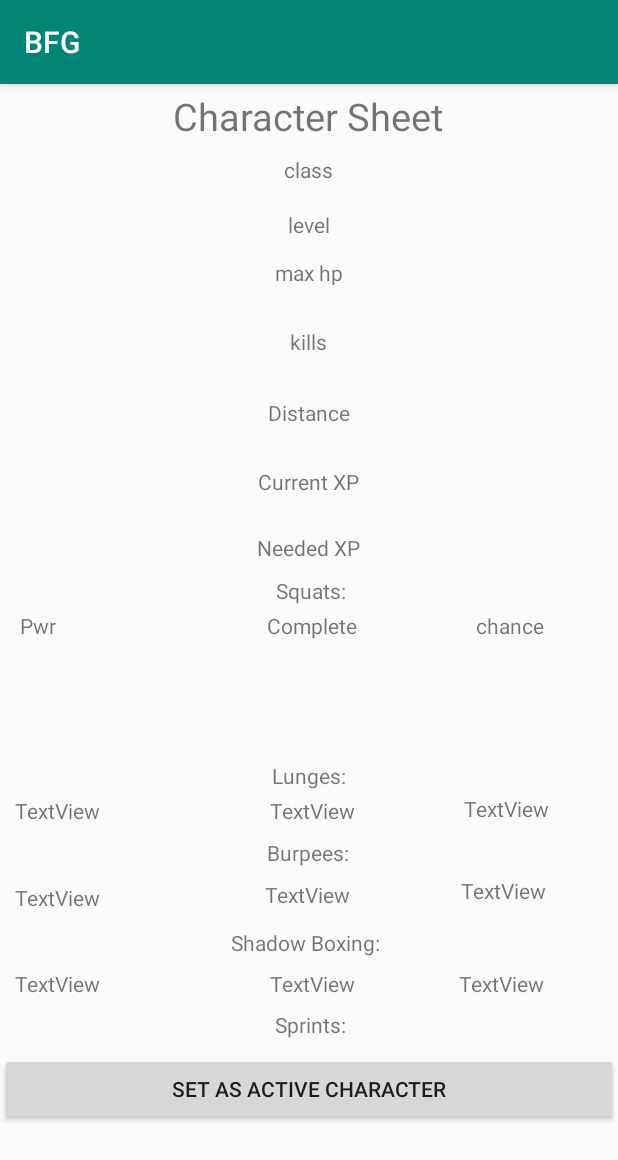
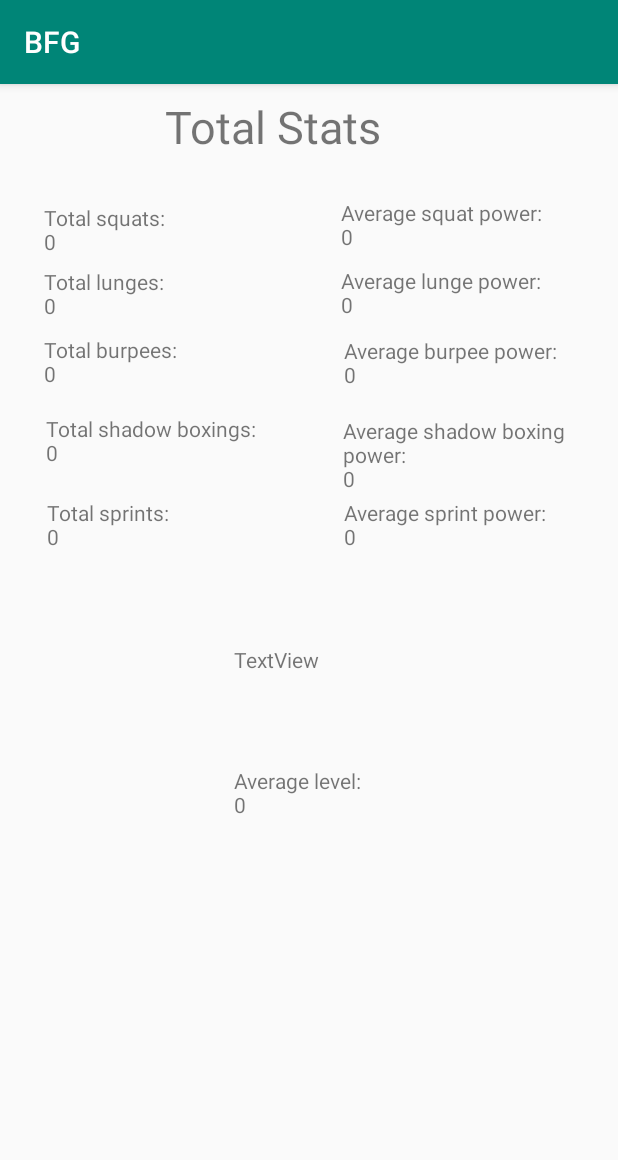
Before and after one commit to StringerKent/BFG, an Android app: the SecondActivity screen opened directly, with no data from a screen before it, on a phone screen of 412 x 824 dp. Shown: the top 1160 px of the screen. Run offline under Robolectric (Android 15) with nearby library versions, the phone set to English and light mode, and no system bars; 45 statements that could not run were skipped.

Commit message:
stats change

```diff
--- a/BFG/app/src/main/java/com/example/kentstringer/bfg/FragmentCharacterSheet.java
+++ b/BFG/app/src/main/java/com/example/kentstringer/bfg/FragmentCharacterSheet.java
@@ -15,6 +15,8 @@ import android.widget.Toast;
 
 import com.example.kentstringer.bfg.models.PlayerCharacter;
 import com.example.kentstringer.bfg.models.User;
+
+import java.text.DecimalFormat;
 
 public class FragmentCharacterSheet extends Fragment {
     private PlayerCharacter pc;
@@ -64,7 +66,11 @@ public class FragmentCharacterSheet extends Fragment {
         xpNeededInput.setText("Monsters Killed: " + pc.getMonstersKilled());
 
         TextView runInput = getView().findViewById(R.id.characterDistance);
-        runInput.setText("Distance Ran: " +pc.getTotalDistanceRan() + " Miles");
+        int miles = (int)+pc.getTotalDistanceRan()/5280;
+        double subMile = (+pc.getTotalDistanceRan()%5280)/5280;
+        DecimalFormat df = new DecimalFormat(".##");
+        String subMileFormatted = df.format(subMile);
+        runInput.setText("Distance Ran: " +miles + "" + subMileFormatted + " Miles");
 
         TextView killsInput = getView().findViewById(R.id.characterXP);
         killsInput.setText("Current XP: " +pc.getExperience() + "");
--- a/BFG/app/src/main/java/com/example/kentstringer/bfg/SecondActivity.java
+++ b/BFG/app/src/main/java/com/example/kentstringer/bfg/SecondActivity.java
@@ -36,6 +36,7 @@ public class SecondActivity extends AppCompatActivity {
 
     private void setupViewPager(ViewPager viewPager){
         SectionStatePagerAdapter adapter = new SectionStatePagerAdapter(getSupportFragmentManager());
+        adapter.addFragment(new StatsFragment(), "stats");
         for (PlayerCharacter pc :user.getPlayerCharacters()) {
             FragmentCharacterSheet f = new FragmentCharacterSheet();
             Bundle bundle = new Bundle();
--- /dev/null
+++ b/BFG/app/src/main/java/com/example/kentstringer/bfg/StatsFragment.java
@@ -0,0 +1,113 @@
+package com.example.kentstringer.bfg;
+
+import android.content.Context;
+import android.net.Uri;
+import android.os.Bundle;
+import android.os.Handler;
+import android.support.v4.app.Fragment;
+import android.view.LayoutInflater;
+import android.view.View;
+import android.view.ViewGroup;
+import android.widget.TextView;
+
+import com.example.kentstringer.bfg.models.PlayerCharacter;
+import com.example.kentstringer.bfg.models.User;
+
+public class StatsFragment extends Fragment {
+  private User user;
+  private int allSquats;
+  private int allLunges;
+  private int allBurpees;
+  private int allShadowBoxing;
+  private int allSprints;
+  private int avgLevel;
+  private int avgSquatPwr;
+  private int avgLungePwr;
+  private int avgBurpeePwr;
+  private int avgShadowBoxingPwr;
+  private int avgSprintPwr;
+    private Handler handler = new Handler();
+
+    @Override
+    public View onCreateView(LayoutInflater inflater, ViewGroup container, Bundle savedInstanceState) {
+        //View view = inflater.inflate(R.layout.fragment_stats, container, false);
+        user = ((SecondActivity)getActivity()).user;
+        int totalLevel = 0;
+        int totalSquatPwr= 0;
+        int totalLungePwr = 0;
+        int totalBurpeePwr = 0;
+        int totalShadowBoxingPwr = 0;
+        int totalSprintPwr = 0;
+
+        for (PlayerCharacter pc : user.getPlayerCharacters()) {
+            allSquats += pc.getSquatsComplete();
+            allLunges += pc.getLungesComplete();
+            allBurpees += pc.getBurpeesComplete();
+            allShadowBoxing += pc.getShadowboxingComplete();
+            allSprints += pc.getSprintsComplete();
+            totalLevel += pc.getLevel();
+            totalSquatPwr += pc.getSquatPwr();
+            totalLungePwr += pc.getLungePwr();
+            totalBurpeePwr += pc.getBurpeePwr();
+            totalShadowBoxingPwr += pc.getShadowBoxingPwr();
+            totalSprintPwr += pc.getSprintPwr();
+
+        }
+        avgLevel = totalLevel/user.getPlayerCharacters().size();
+        avgSquatPwr = totalSquatPwr/user.getPlayerCharacters().size();
+        avgLungePwr = totalLungePwr/user.getPlayerCharacters().size();
+        avgBurpeePwr = totalBurpeePwr/user.getPlayerCharacters().size();
+        avgShadowBoxingPwr = totalShadowBoxingPwr/user.getPlayerCharacters().size();
+        avgSprintPwr = totalSprintPwr/user.getPlayerCharacters().size();
+        Runnable runnable = new Runnable() {
+            @Override
+            public void run() {
+                populateFragment();
+            }
+        };
+        handler.postDelayed(runnable, 500);
+        //populateFragment();
+        return inflater.inflate(R.layout.fragment_stats, container, false);
+    }
+
+    private void populateFragment() {
+
+        TextView tSquat = getView().findViewById(R.id.totalSquat);
+        tSquat.setText("Total squats: \n" + allSquats);
+
+        TextView tLunge = getView().findViewById(R.id.totalLunge);
+        tLunge.setText("Total lunges: \n" + allLunges);
+
+        TextView tBurpee = getView().findViewById(R.id.totalBurpee);
+        tBurpee.setText("Total burpees: \n" + allBurpees);
+
+        TextView tShadow = getView().findViewById(R.id.totalShadow);
+        tShadow.setText("Total shadow boxings: \n" + allShadowBoxing);
+
+        TextView tSprint = getView().findViewById(R.id.totalSprints);
+        tSprint.setText("Total sprints: \n" + allSprints);
+
+        TextView aSquat = getView().findViewById(R.id.avgSquatPwr);
+        aSquat.setText("Average squat power: \n" + avgSquatPwr);
+
+        TextView aLunge = getView().findViewById(R.id.avgLungePwr);
+        aLunge.setText("Average lunge power: \n" + avgLungePwr);
+
+        TextView aBurpee = getView().findViewById(R.id.avgBurpeePwr);
+        aBurpee.setText("Average burpee power: \n" + avgBurpeePwr);
+
+        TextView aShadow = getView().findViewById(R.id.avgShadowPwr);
+        aShadow.setText("Average shadow boxing power: \n" + avgShadowBoxingPwr);
+
+        TextView aSprint = getView().findViewById(R.id.avgSprintPwr);
+        aSprint.setText("Average sprint power: \n" + avgSprintPwr);
+
+        TextView aLevel = getView().findViewById(R.id.avgLevel);
+        aLevel.setText("Average level: \n" + avgLevel);
+
+        TextView charNum = getView().findViewById(R.id.characterNum);
+        charNum.setText("Characters: \n" + user.getPlayerCharacters().size());
+    }
+
+
+}
--- /dev/null
+++ b/BFG/app/src/main/res/layout/fragment_stats.xml
@@ -0,0 +1,142 @@
+<?xml version="1.0" encoding="utf-8"?>
+<RelativeLayout xmlns:android="http://schemas.android.com/apk/res/android"
+    xmlns:tools="http://schemas.android.com/tools"
+    android:layout_width="match_parent"
+    android:layout_height="match_parent"
+    tools:context=".StatsFragment">
+
+    <!-- TODO: Update blank fragment layout -->
+
+    <TextView
+        android:id="@+id/totalSquat"
+        android:layout_width="146dp"
+        android:layout_height="wrap_content"
+        android:layout_alignParentStart="true"
+        android:layout_alignParentTop="true"
+        android:layout_marginStart="29dp"
+        android:layout_marginTop="79dp"
+        android:text="TextView" />
+
+    <TextView
+        android:id="@+id/totalLunge"
+        android:layout_width="147dp"
+        android:layout_height="wrap_content"
+        android:layout_alignParentStart="true"
+        android:layout_alignParentTop="true"
+        android:layout_marginStart="29dp"
+        android:layout_marginTop="122dp"
+        android:text="TextView" />
+
+    <TextView
+        android:id="@+id/totalBurpee"
+        android:layout_width="147dp"
+        android:layout_height="wrap_content"
+        android:layout_alignStart="@+id/totalSquat"
+        android:layout_alignParentTop="true"
+        android:layout_marginStart="0dp"
+        android:layout_marginTop="167dp"
+        android:text="TextView" />
+
+    <TextView
+        android:id="@+id/totalShadow"
+        android:layout_width="146dp"
+        android:layout_height="wrap_content"
+        android:layout_alignStart="@+id/totalSquat"
+        android:layout_alignParentTop="true"
+        android:layout_marginStart="1dp"
+        android:layout_marginTop="220dp"
+        android:text="TextView" />
+
+    <TextView
+        android:id="@+id/textView13"
+        android:layout_width="wrap_content"
+        android:layout_height="wrap_content"
+        android:layout_alignParentStart="true"
+        android:layout_alignParentTop="true"
+        android:layout_alignParentEnd="true"
+        android:layout_marginStart="110dp"
+        android:layout_marginTop="8dp"
+        android:layout_marginEnd="107dp"
+        android:text="Total Stats"
+        android:textSize="30sp" />
+
+    <TextView
+        android:id="@+id/totalSprints"
+        android:layout_width="143dp"
+        android:layout_height="wrap_content"
+        android:layout_alignStart="@+id/totalSquat"
+        android:layout_alignParentTop="true"
+        android:layout_marginStart="2dp"
+        android:layout_marginTop="276dp"
+        android:text="TextView" />
+
+    <TextView
+        android:id="@+id/avgSquatPwr"
+        android:layout_width="wrap_content"
+        android:layout_height="wrap_content"
+        android:layout_alignStart="@+id/totalSquat"
+        android:layout_alignParentTop="true"
+        android:layout_marginStart="198dp"
+        android:layout_marginTop="76dp"
+        android:text="TextView" />
+
+    <TextView
+        android:id="@+id/avgLungePwr"
+        android:layout_width="wrap_content"
+        android:layout_height="wrap_content"
+        android:layout_alignStart="@+id/totalSquat"
+        android:layout_alignParentTop="true"
+        android:layout_marginStart="198dp"
+        android:layout_marginTop="121dp"
+        android:text="TextView" />
+
+    <TextView
+        android:id="@+id/avgBurpeePwr"
+        android:layout_width="wrap_content"
+        android:layout_height="wrap_content"
+        android:layout_alignStart="@+id/totalSquat"
+        android:layout_alignParentTop="true"
+        android:layout_marginStart="200dp"
+        android:layout_marginTop="168dp"
+        android:text="TextView" />
+
+    <TextView
+        android:id="@+id/avgShadowPwr"
+        android:layout_width="wrap_content"
+        android:layout_height="wrap_content"
+        android:layout_alignStart="@+id/totalSquat"
+        android:layout_alignParentTop="true"
+        android:layout_marginStart="199dp"
+        android:layout_marginTop="221dp"
+        android:text="TextView" />
+
+    <TextView
+        android:id="@+id/avgSprintPwr"
+        android:layout_width="wrap_content"
+        android:layout_height="wrap_content"
+        android:layout_alignStart="@+id/totalSquat"
+        android:layout_alignParentTop="true"
+        android:layout_alignParentBottom="true"
+        android:layout_marginStart="200dp"
+        android:layout_marginTop="276dp"
+        android:layout_marginBottom="399dp"
+        android:text="TextView" />
+
+    <TextView
+        android:id="@+id/characterNum"
+        android:layout_width="wrap_content"
+        android:layout_height="wrap_content"
+        android:layout_alignParentStart="true"
+        android:layout_centerVertical="true"
+        android:layout_marginStart="156dp"
+        android:text="TextView" />
+
+    <TextView
+        android:id="@+id/avgLevel"
+        android:layout_width="wrap_content"
+        android:layout_height="wrap_content"
+        android:layout_alignStart="@+id/characterNum"
+        android:layout_alignParentBottom="true"
+        android:layout_marginBottom="278dp"
+        android:text="TextView" />
+</RelativeLayout>
```
Also changed, not shown: BFG/app/src/main/java/com/example/kentstringer/bfg/FragmentProfile.java (+6 -1 lines), BFG/app/src/main/java/com/example/kentstringer/bfg/MainActivity.java (+1 -37 lines), BFG/app/src/main/res/layout/fragment_map.xml (+18 -16 lines).
